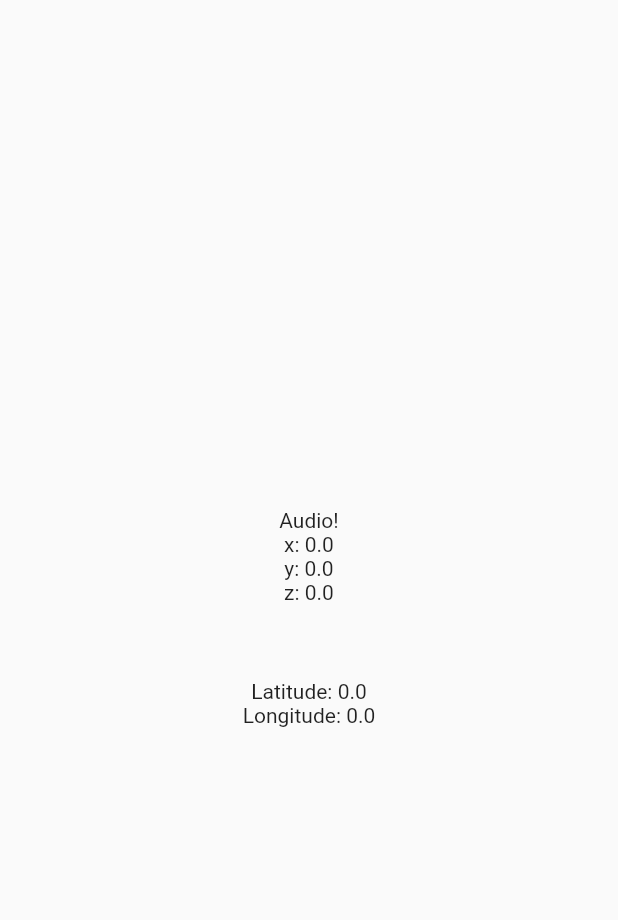
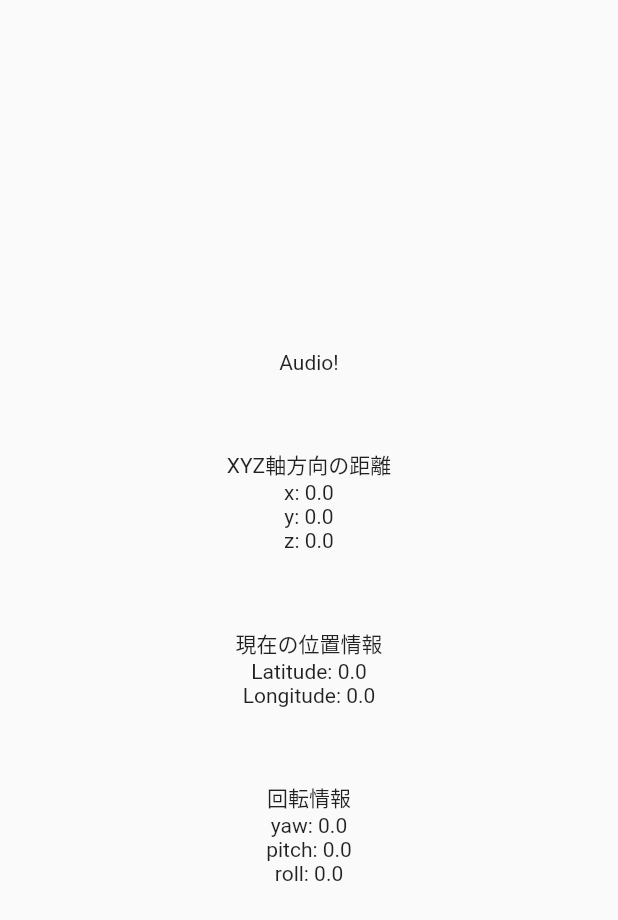
Before and after one commit to shin-shin-01/mach1_spatial_api, a Flutter app: the screen it shows after launch, on a phone screen of 412 x 824 dp. Shown: the top 920 px of the screen. Run offline on Flutter 3.47's test engine with Material 2 defaults, Android fonts, the phone set to English and light mode, and no system bars; our stand-ins replace geolocator.

Commit message:
update: show cameraRotation in screen

```diff
--- a/lib/main.dart
+++ b/lib/main.dart
@@ -41,9 +41,18 @@
 class _MyHomePageState extends State<MyHomePage> {
   static const platform = MethodChannel('audio');
 
+  // 目的地までの距離
   double x = 0.0;
   double y = 0.0;
   double z = 0.0;
+
+  // 回転角
+  bool bUseHeadphoneOrientationData = false;
+  double yaw = 0.0;
+  double pitch = 0.0;
+  double roll = 0.0;
+
+  // 位置情報
   double latitude = 0.0;
   double longitude = 0.0;
 
@@ -64,6 +73,11 @@
           await _startAudio();
         }
       });
+
+      Timer.periodic(
+        const Duration(seconds: 2),
+        (_) async => await _getCameraRotation(),
+      );
     });
   }
 
@@ -85,6 +99,21 @@
   //   }
   // }
 
+  Future<void> _getCameraRotation() async {
+    print("startMethod: _getCameraRotation");
+    try {
+      final rotation = await platform.invokeMethod('getCameraRotation');
+
+      setState(() {
+        yaw = rotation["yaw"] as double;
+        pitch = rotation["pitch"] as double;
+        roll = rotation["roll"] as double;
+      });
+    } on PlatformException catch (e) {
+      print(e);
+    }
+  }
+
   @override
   Widget build(BuildContext context) {
     return Scaffold(
@@ -103,12 +132,20 @@
             //   child: const Text('stopAudio'),
             //   onPressed: _stopAudio,
             // ),
+            const SizedBox(height: 50),
+            const Text("XYZ軸方向の距離"),
             Text('x: $x'),
             Text('y: $y'),
             Text('z: $z'),
             const SizedBox(height: 50),
+            const Text("現在の位置情報"),
             Text('Latitude: $latitude'),
             Text('Longitude: $longitude'),
+            const SizedBox(height: 50),
+            const Text("回転情報"),
+            Text('yaw: $yaw'),
+            Text('pitch: $pitch'),
+            Text('roll: $roll'),
           ],
         ),
       ),
```
Also changed, not shown: 2 other files.
